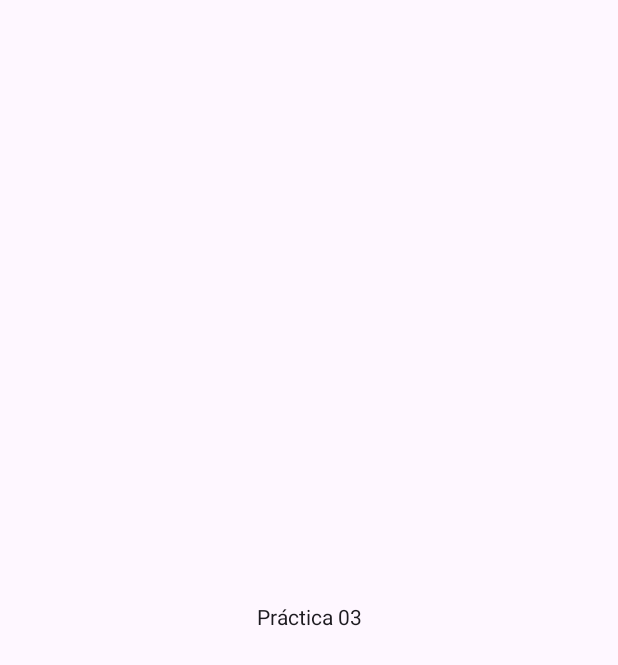
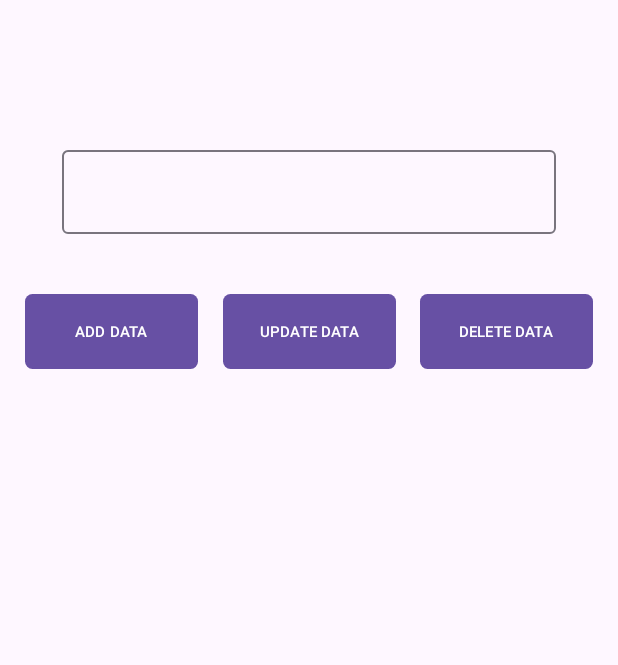
Before and after one commit to trran/DBPractica, an Android app built with Jetpack Compose: the screen it shows after launch (MainActivity), on a phone screen of 412 x 824 dp. Before the commit the part shown is almost empty. Shown: the top 665 px of the screen. Run offline under Robolectric (Android 15) with nearby library versions, the phone set to English and light mode, and no system bars.

Commit message:
practica 4

```diff
--- /dev/null
+++ b/app/src/main/java/es/usj/mastertsa/rperalta/dbpractica/practicas/data/locastore/PracticeDataSharedPreferences.kt
@@ -0,0 +1,27 @@
+package es.usj.mastertsa.rperalta.dbpractica.practicas.data.locastore
+
+import android.content.Context
+import android.content.Context.MODE_PRIVATE
+import android.content.SharedPreferences
+
+private const val PRACTICE_DATA_SHARED_PREF = "practice_data_shared_pref"
+private const val PRACTICE_DATA_SHARED_KEY = "practice_data_key"
+
+class PracticeDataSharedPreferences(private  val context: Context) {
+    private val sharedPreferences: SharedPreferences = context.getSharedPreferences(PRACTICE_DATA_SHARED_PREF,MODE_PRIVATE)
+
+    fun getPrefData(): String {
+        return sharedPreferences.getString(PRACTICE_DATA_SHARED_KEY,"")!!
+    }
+
+    fun addPrefData(value: String) {
+        sharedPreferences.edit().putString(PRACTICE_DATA_SHARED_KEY,value).apply()
+    }
+
+    fun deletePrefData() {
+        sharedPreferences.edit().remove(PRACTICE_DATA_SHARED_KEY).apply()
+    }
+    fun updatePrefData(value: String) {
+        sharedPreferences.edit().putString(PRACTICE_DATA_SHARED_KEY, value).apply()
+    }
+}
--- a/app/src/main/java/es/usj/mastertsa/rperalta/dbpractica/practicas/data/repository/PracticeDataRepositoryImpl.kt
+++ b/app/src/main/java/es/usj/mastertsa/rperalta/dbpractica/practicas/data/repository/PracticeDataRepositoryImpl.kt
@@ -1,24 +1,27 @@
 package es.usj.mastertsa.rperalta.dbpractica.practicas.data.repository
 
+import es.usj.mastertsa.rperalta.dbpractica.practicas.data.locastore.PracticeDataSharedPreferences
 import es.usj.mastertsa.rperalta.dbpractica.practicas.domain.PracticeData
 import es.usj.mastertsa.rperalta.dbpractica.practicas.domain.PracticeRepository
 
-class PracticeDataRepositoryImpl: PracticeRepository  {
+class PracticeDataRepositoryImpl(private val practiceDataSharedPref:
+                                 PracticeDataSharedPreferences): PracticeRepository  {
 
     override fun getPracticeData(): PracticeData {
-        return PracticeData("Práctica 03")
+        val name = practiceDataSharedPref.getPrefData()
+        return PracticeData(name)
     }
 
     override fun addPracticeData(practiceData: PracticeData) {
-        TODO("Not yet implemented")
+       practiceDataSharedPref.addPrefData(practiceData.name)
     }
 
     override fun deletePracticeData() {
-        TODO("Not yet implemented")
+       practiceDataSharedPref.deletePrefData()
     }
 
     override fun updatePracticeData(practiceData: PracticeData) {
-        TODO("Not yet implemented")
+       practiceDataSharedPref.updatePrefData(practiceData.name)
     }
 
 }
--- /dev/null
+++ b/app/src/main/java/es/usj/mastertsa/rperalta/dbpractica/practicas/presentation/feature/CustomButton.kt
@@ -0,0 +1,25 @@
+package es.usj.mastertsa.rperalta.dbpractica.practicas.presentation.feature
+
+import androidx.compose.foundation.layout.height
+import androidx.compose.foundation.layout.width
+import androidx.compose.foundation.shape.RoundedCornerShape
+import androidx.compose.material3.Button
+import androidx.compose.material3.Text
+import androidx.compose.runtime.Composable
+import androidx.compose.ui.Modifier
+import androidx.compose.ui.graphics.Color
+import androidx.compose.ui.unit.dp
+import androidx.compose.ui.unit.sp
+
+@Composable
+fun CustomButton(text: String, onClick: () -> Unit) {
+    Button(
+        onClick = onClick,
+        modifier = Modifier
+            .width(115.dp)
+            .height(50.dp),
+        shape = RoundedCornerShape(5.dp)
+    ) {
+        Text(text, color = Color.White, fontSize = 10.sp)
+    }
+}
--- a/app/src/main/java/es/usj/mastertsa/rperalta/dbpractica/practicas/presentation/view/HomeScreen.kt
+++ b/app/src/main/java/es/usj/mastertsa/rperalta/dbpractica/practicas/presentation/view/HomeScreen.kt
@@ -1,27 +1,44 @@
 package es.usj.mastertsa.rperalta.dbpractica.practicas.presentation.view
 
+import android.widget.Toast
+import androidx.compose.foundation.layout.Arrangement
 import androidx.compose.foundation.layout.Box
+import androidx.compose.foundation.layout.Column
+import androidx.compose.foundation.layout.Row
+import androidx.compose.foundation.layout.Spacer
 import androidx.compose.foundation.layout.fillMaxSize
+import androidx.compose.foundation.layout.fillMaxWidth
+import androidx.compose.foundation.layout.height
 import androidx.compose.foundation.layout.size
 import androidx.compose.material3.CircularProgressIndicator
+import androidx.compose.material3.OutlinedTextField
 import androidx.compose.material3.Text
 import androidx.compose.runtime.Composable
 import androidx.compose.runtime.collectAsState
+import androidx.compose.runtime.getValue
+import androidx.compose.runtime.mutableStateOf
+import androidx.compose.runtime.remember
+import androidx.compose.runtime.setValue
 import androidx.compose.ui.Alignment
 import androidx.compose.ui.Modifier
 import androidx.compose.ui.tooling.preview.Preview
 import androidx.compose.ui.unit.dp
+import es.usj.mastertsa.rperalta.dbpractica.practicas.domain.PracticeData
+import es.usj.mastertsa.rperalta.dbpractica.practicas.presentation.feature.CustomButton
 import es.usj.mastertsa.rperalta.dbpractica.practicas.presentation.viewmodel.HomeViewModel
 import es.usj.mastertsa.rperalta.dbpractica.practicas.presentation.viewmodel.HomeViewModelFactory
+import android.content.Context
+import androidx.compose.ui.platform.LocalContext
 
 @Composable
 fun HomeScreen(viewModel: HomeViewModel){
     val state = viewModel.practiceStateFlow.collectAsState()
+
     when (val stateValue = state.value)
     {
         is HomeState.Loading -> LoadingComposable()
         is HomeState.Failure -> FailureComposable()
-        is HomeState.Success -> SuccessComposable(stateValue.practiceData.name)
+        is HomeState.Success -> SuccessComposable(viewModel)
     }
 }
 
@@ -35,11 +52,49 @@ fun LoadingComposable() {
     }
 }
 
+@Composable
+fun SuccessComposable(viewModel: HomeViewModel) {
+    val context = LocalContext.current
+    var textFieldValue by remember { mutableStateOf(viewModel.getData()) }
 
-@Composable
-fun SuccessComposable(name: String) {
+    Column(
+        modifier = Modifier.fillMaxSize(),
+        horizontalAlignment = Alignment.CenterHorizontally
+    ) {
+        Spacer(modifier = Modifier.height(100.dp))
+        OutlinedTextField(
+            value = textFieldValue,
+            onValueChange = { textFieldValue = it },
+            modifier = Modifier
+                .fillMaxWidth(0.8f)
+        )
+
+        Spacer(modifier = Modifier.height(40.dp))
+
+        Row(
+            modifier = Modifier.fillMaxWidth(),
+            horizontalArrangement = Arrangement.SpaceEvenly
+        ) {
+            CustomButton(text = "ADD DATA") {
+                viewModel.addData(PracticeData(textFieldValue))
+                textFieldValue = viewModel.getData()
+                Toast.makeText(context, "Added!", Toast.LENGTH_SHORT).show()
+            }
+            CustomButton(text = "UPDATE DATA") {
+                viewModel.updateData(PracticeData(textFieldValue))
+                textFieldValue = viewModel.getData()
+                Toast.makeText(context, "Updated!", Toast.LENGTH_SHORT).show()
+            }
+            CustomButton(text = "DELETE DATA") {
+                viewModel.deleteData()
+                textFieldValue = viewModel.getData()
+                Toast.makeText(context, "Deleted!", Toast.LENGTH_SHORT).show()
+            }
+        }
+    }
+
     Box(modifier = Modifier.fillMaxSize()){
-        Text(modifier = Modifier.align(Alignment.Center), text = name)
+        Text(modifier = Modifier.align(Alignment.Center), text = textFieldValue)
     }
 }
 
@@ -50,6 +105,11 @@ fun FailureComposable() {
     }
 }
 
+@Composable
+fun PracticasScreen(viewModel: HomeViewModel) {
+
+}
+
 
 @Preview(showBackground = true)
 @Composable
@@ -57,13 +117,6 @@ fun LoadingComposablePreview() {
     LoadingComposable()
 }
 
-
-@Preview(showBackground = true)
-@Composable
-fun SuccessComposablePreview() {
-    SuccessComposable("Success preview")
-}
-
 @Preview(showBackground = true)
 @Composable
 fun FailureComposablePreview() {
--- a/app/src/main/java/es/usj/mastertsa/rperalta/dbpractica/practicas/presentation/view/MainActivity.kt
+++ b/app/src/main/java/es/usj/mastertsa/rperalta/dbpractica/practicas/presentation/view/MainActivity.kt
@@ -4,17 +4,32 @@ import android.os.Bundle
 import androidx.activity.ComponentActivity
 import androidx.activity.compose.setContent
 import androidx.activity.enableEdgeToEdge
+import androidx.compose.foundation.background
 import androidx.compose.foundation.layout.fillMaxSize
 import androidx.compose.foundation.layout.padding
 import androidx.compose.material3.Scaffold
+import androidx.compose.foundation.layout.*
+import androidx.compose.foundation.shape.RoundedCornerShape
+import androidx.compose.material3.Button
+import androidx.compose.material3.ButtonDefaults
+import androidx.compose.material3.OutlinedTextField
+import androidx.compose.runtime.*
+import androidx.compose.ui.Alignment
+import androidx.compose.ui.graphics.Color
+import androidx.compose.ui.text.font.FontWeight
+import androidx.compose.ui.unit.dp
+import androidx.compose.ui.unit.sp
 import androidx.compose.material3.Surface
 import androidx.compose.material3.Text
+import androidx.compose.material3.TopAppBar
 import androidx.compose.runtime.Composable
 import androidx.compose.ui.Modifier
 import androidx.compose.ui.tooling.preview.Preview
+import es.usj.mastertsa.rperalta.dbpractica.practicas.presentation.feature.CustomButton
 import es.usj.mastertsa.rperalta.dbpractica.practicas.presentation.viewmodel.HomeViewModel
 import es.usj.mastertsa.rperalta.dbpractica.practicas.presentation.viewmodel.HomeViewModelFactory
 import es.usj.mastertsa.rperalta.dbpractica.ui.theme.DBPracticaTheme
+
 
 class MainActivity : ComponentActivity() {
     override fun onCreate(savedInstanceState: Bundle?) {
@@ -22,26 +37,10 @@ class MainActivity : ComponentActivity() {
         enableEdgeToEdge()
         setContent {
             Surface {
-                val factory = HomeViewModelFactory()
+                val factory = HomeViewModelFactory(this)
                 val viewModel= factory.create(HomeViewModel::class.java)
                 HomeScreen(viewModel = viewModel)
             }
         }
     }
 }
-
-@Composable
-fun Greeting(name: String, modifier: Modifier = Modifier) {
-    Text(
-        text = "Hello $name!",
-        modifier = modifier
-    )
-}
-
-@Preview(showBackground = true)
-@Composable
-fun GreetingPreview() {
-    DBPracticaTheme {
-        Greeting("Android")
-    }
-}
--- a/app/src/main/java/es/usj/mastertsa/rperalta/dbpractica/practicas/presentation/viewmodel/HomeViewModel.kt
+++ b/app/src/main/java/es/usj/mastertsa/rperalta/dbpractica/practicas/presentation/viewmodel/HomeViewModel.kt
@@ -16,9 +16,9 @@ import kotlinx.coroutines.launch
 
 class HomeViewModel(
     private val getPracticeData: GetPracticeData,
-    private val addPracticeData: AddPracticeData, private
-    val updatePracticeData: UpdatePracticeData, private
-    val deletePracticeData: DeletePracticeData) : ViewModel() {
+    private val addPracticeData: AddPracticeData,
+    private val updatePracticeData: UpdatePracticeData,
+    private val deletePracticeData: DeletePracticeData) : ViewModel() {
 
     private val practiceMutableStateFlow: MutableStateFlow<HomeState> = MutableStateFlow(HomeState.Loading)
     val practiceStateFlow: StateFlow<HomeState> = practiceMutableStateFlow
@@ -33,6 +33,10 @@ class HomeViewModel(
             }
 
 
+    fun getData() : String {
+      return  getPracticeData.getPracticeData().name
+    }
+
     fun addData(practiceData: PracticeData) {
         addPracticeData.addPracticeData(practiceData)
     }
--- a/app/src/main/java/es/usj/mastertsa/rperalta/dbpractica/practicas/presentation/viewmodel/HomeViewModelFactory.kt
+++ b/app/src/main/java/es/usj/mastertsa/rperalta/dbpractica/practicas/presentation/viewmodel/HomeViewModelFactory.kt
@@ -1,16 +1,20 @@
 package es.usj.mastertsa.rperalta.dbpractica.practicas.presentation.viewmodel
 
+import android.content.Context
 import androidx.lifecycle.ViewModel
 import androidx.lifecycle.ViewModelProvider
+import es.usj.mastertsa.rperalta.dbpractica.practicas.data.locastore.PracticeDataSharedPreferences
 import es.usj.mastertsa.rperalta.dbpractica.practicas.data.repository.PracticeDataRepositoryImpl
 import es.usj.mastertsa.rperalta.dbpractica.practicas.usecases.AddPracticeData
 import es.usj.mastertsa.rperalta.dbpractica.practicas.usecases.DeletePracticeData
 import es.usj.mastertsa.rperalta.dbpractica.practicas.usecases.GetPracticeData
 import es.usj.mastertsa.rperalta.dbpractica.practicas.usecases.UpdatePracticeData
 
-class HomeViewModelFactory() : ViewModelProvider.Factory {
+class HomeViewModelFactory(private val context: Context) : ViewModelProvider.Factory {
     override fun <T : ViewModel> create(modelClass: Class<T>): T {
-        val practiceDataRepositoryImpl = PracticeDataRepositoryImpl()
+        val practiceDataSharedPreferences = PracticeDataSharedPreferences(context)
+        val practiceDataRepositoryImpl = PracticeDataRepositoryImpl(practiceDataSharedPreferences)
+
         return HomeViewModel(
             getPracticeData = GetPracticeData(practiceDataRepositoryImpl),
             addPracticeData = AddPracticeData(practiceDataRepositoryImpl),
```
